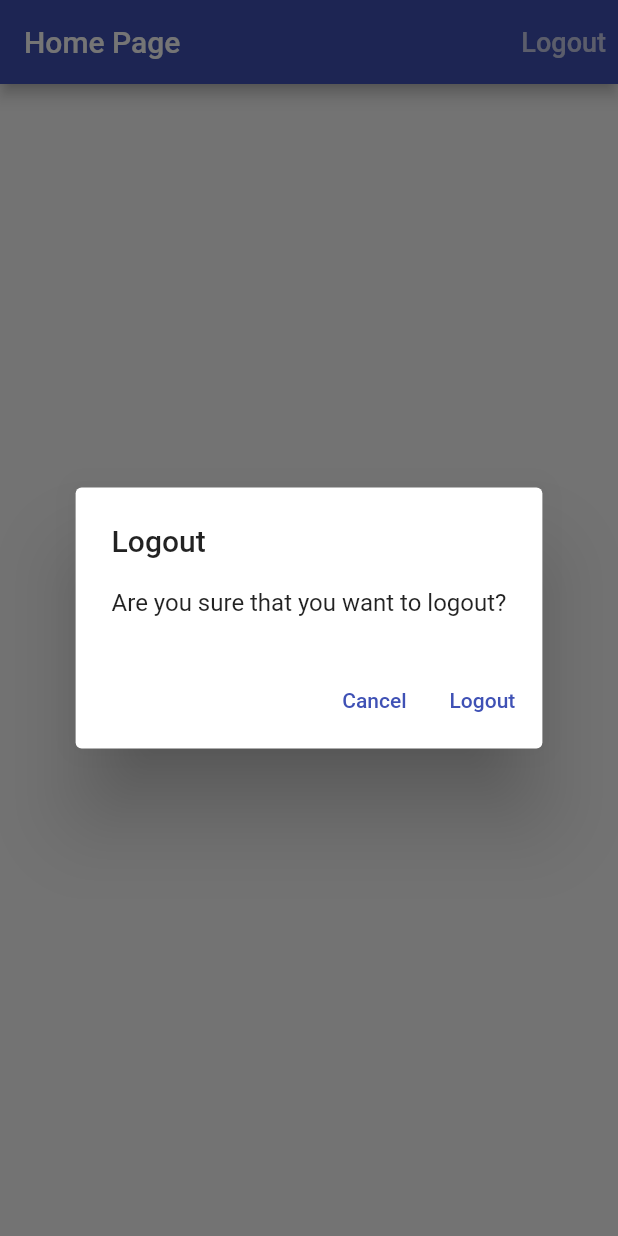
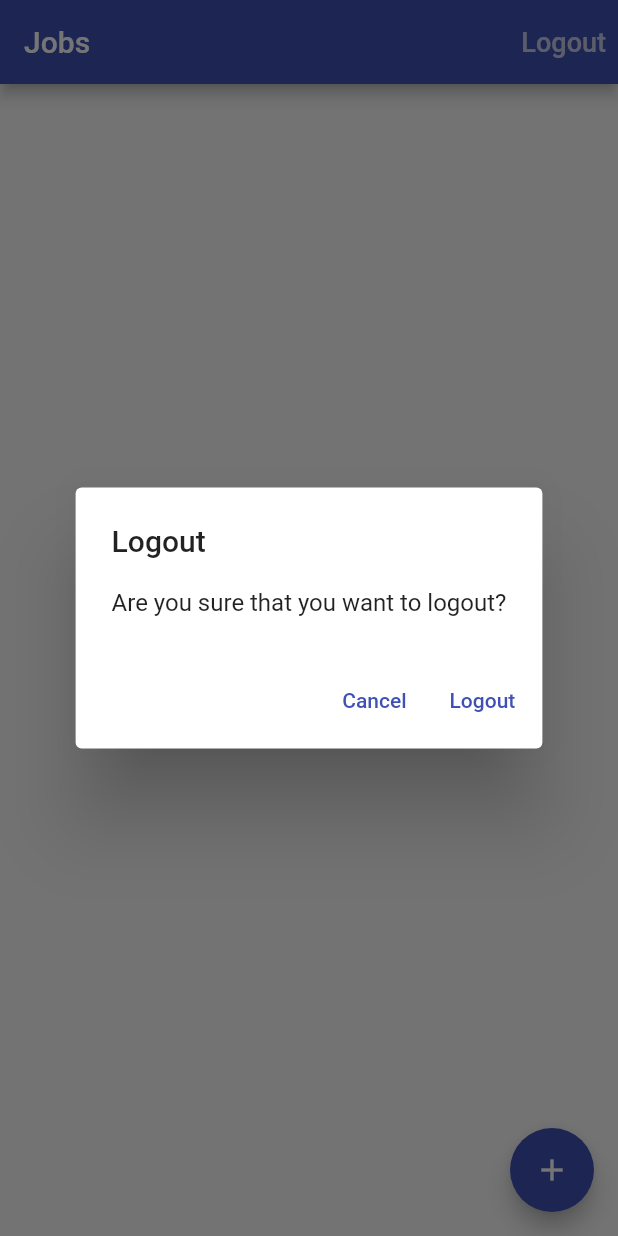
Before and after one commit to DQLok/Flutter_Demo, a Flutter app: the screen it shows once a user with an empty profile is signed in, after a tap on "Logout", on a phone screen of 412 x 824 dp. Run offline on Flutter 3.47's test engine with Material 2 defaults, Android fonts, the phone set to English and light mode, and no system bars; our stand-ins replace cloud_firestore, firebase_auth, firebase_core, google_sign_in; missing offline and left inert: flutter_facebook_auth; accounts and stored records are empty.

Commit message:
database and Cloud Firestore NoSQL

```diff
--- /dev/null
+++ b/lib/app/home/job_page.dart
@@ -0,0 +1,79 @@
+import 'package:cloud_firestore/cloud_firestore.dart';
+import 'package:flutter/material.dart';
+import 'package:provider/provider.dart';
+import 'package:time_tracker_flutter_course/app/home/model/job.dart';
+import 'package:time_tracker_flutter_course/common_widgets/show_alert_dialog.dart';
+import 'package:time_tracker_flutter_course/common_widgets/show_exception_dialog.dart';
+import 'package:time_tracker_flutter_course/services/auth.dart';
+import 'package:time_tracker_flutter_course/services/database.dart';
+
+class JobsPage extends StatelessWidget {
+
+  Future<void> _signOut(BuildContext context) async {
+    final auth = Provider.of<AuthBase>(context, listen: false);
+    try {
+      await auth.signOut();
+    } catch (e) {
+      print(e.toString());
+    }
+  }
+
+  Future<void> _confirmSignOut(BuildContext context) async {
+    final didRequestSignOut = await showAlertDialog(context,
+        title: 'Logout',
+        content: 'Are you sure that you want to logout?',
+        defaultActionText: 'Logout',
+        cancelActionText: 'Cancel');
+    if (didRequestSignOut == true) _signOut(context);
+  }
+
+  Future<void> _createJob(BuildContext context) async {
+    try {
+      final database = Provider.of<Database>(context, listen: false);
+      await database.createJob(Job(name: 'Blogging', ratePerHour: 10));
+    } on FirebaseException catch (e) {
+      showExceptionAlertDialog(context,
+          title: 'Operation failed', exception: e);
+    }
+  }
+
+  @override
+  Widget build(BuildContext context) {
+    return Scaffold(
+      appBar: AppBar(
+        title: Text('Jobs'),
+        actions: <Widget>[
+          TextButton(
+            child: Text(
+              'Logout',
+              style: TextStyle(fontSize: 18.0, color: Colors.white70),
+            ),
+            onPressed: () => _confirmSignOut(context),
+          ),
+        ],
+      ),
+      body: _buildContents(context),
+      floatingActionButton: FloatingActionButton(
+        child: Icon(Icons.add),
+        onPressed: () => _createJob(context),
+      ),
+    );
+  }
+
+  Widget _buildContents(BuildContext context) {
+    final database = Provider.of<Database>(context, listen: false);
+    return StreamBuilder<List<Job?>>(
+        stream: database.jobsStream(),
+        builder: (context, snapshot) {
+          if (snapshot.hasData) {
+            final jobs = snapshot.data;
+            final children = jobs!.map((job) => Text(job!.name)).toList();
+            return ListView(children: children,);
+          }
+          if (snapshot.hasError){
+            return Center(child: Text('Some error occurred'),);
+          }
+          return Center(child: CircularProgressIndicator(),);
+        });
+  }
+}
--- /dev/null
+++ b/lib/app/home/model/job.dart
@@ -0,0 +1,21 @@
+class Job{
+  Job({required this.name,required this.ratePerHour});
+  final String name;
+  final int ratePerHour;
+
+  factory Job.fromMap(Map<String,dynamic> data){
+    if (data ==null){
+      return null as Job;
+    }
+    final String name=data['name'];
+    final int ratePerHour =data['ratePerHour'];
+    return Job(name: name,ratePerHour: ratePerHour);
+  }
+
+  Map<String,dynamic> toMap(){
+    return {
+      'name':name,
+      'ratePerHour':ratePerHour,
+    };
+  }
+}
--- a/lib/app/homepage.dart
+++ /dev/null
@@ -1,39 +0,0 @@
-import 'package:flutter/material.dart';
-import 'package:provider/provider.dart';
-import 'package:time_tracker_flutter_course/common_widgets/show_alert_dialog.dart';
-import 'package:time_tracker_flutter_course/services/auth.dart';
-
-class HomePage extends StatelessWidget {
-
-  Future<void>  _signOut(BuildContext context) async{
-    final auth=Provider.of<AuthBase>(context,listen: false);
-    try{
-    await auth.signOut();
-    }catch(e){
-      print(e.toString());
-    }
-  }
-
-  Future<void> _confirmSignOut(BuildContext context) async{
-    final didRequestSignOut = await showAlertDialog(context, title: 'Logout', content: 'Are you sure that you want to logout?', defaultActionText: 'Logout',cancelActionText: 'Cancel');
-    if(didRequestSignOut==true) _signOut(context);
-  }
-
-  @override
-  Widget build(BuildContext context) {
-    return Scaffold(
-      appBar: AppBar(
-        title: Text('Home Page'),
-        actions: <Widget>[
-          TextButton(
-              child: Text(
-                'Logout',
-                style: TextStyle(fontSize: 18.0, color: Colors.white70),
-              ),
-              onPressed: ()=>_confirmSignOut(context),
-              ),
-        ],
-      ),
-    );
-  }
-}
--- a/lib/app/lading_page.dart
+++ b/lib/app/lading_page.dart
@@ -1,9 +1,10 @@
 import 'package:firebase_auth/firebase_auth.dart';
 import 'package:flutter/material.dart';
 import 'package:provider/provider.dart';
-import 'package:time_tracker_flutter_course/app/homepage.dart';
+import 'package:time_tracker_flutter_course/app/home/job_page.dart';
 import 'package:time_tracker_flutter_course/app/sign_in/sign_in_page.dart';
 import 'package:time_tracker_flutter_course/services/auth.dart';
+import 'package:time_tracker_flutter_course/services/database.dart';
 
 class LadingPage extends StatelessWidget {
 //   @override  //StatefullWidget
@@ -31,7 +32,7 @@ class LadingPage extends StatelessWidget {
 
   @override
   Widget build(BuildContext context) {
-    final auth=Provider.of<AuthBase>(context,listen: false);
+    final auth = Provider.of<AuthBase>(context, listen: false);
     return StreamBuilder<User?>(
         stream: auth.authStateChanges(),
         builder: (context, snapshot) {
@@ -40,10 +41,15 @@ class LadingPage extends StatelessWidget {
             if (user == null) {
               return SignInPage.create(context);
             }
-            return HomePage();
+            return Provider<Database>(
+              child: JobsPage(),
+              create: (_) => FirestoreDatabase(uid: user.uid),
+            );
           }
           return Scaffold(
-            body: Center(child: CircularProgressIndicator(),),
+            body: Center(
+              child: CircularProgressIndicator(),
+            ),
           );
         });
   }
--- /dev/null
+++ b/lib/services/api_path.dart
@@ -0,0 +1,4 @@
+class APIPath{
+  static String job(String uid,String jobId)=>'users/$uid/jobs/$jobId';
+  static String jobs(String uid)=>'users/$uid/jobs';
+}
--- /dev/null
+++ b/lib/services/database.dart
@@ -0,0 +1,31 @@
+import 'package:cloud_firestore/cloud_firestore.dart';
+import 'package:time_tracker_flutter_course/app/home/model/job.dart';
+import 'package:time_tracker_flutter_course/services/api_path.dart';
+import 'package:time_tracker_flutter_course/services/firestore_service.dart';
+
+abstract class Database {
+  Future<void> createJob(Job job);
+  Stream<List<Job?>> jobsStream();
+}
+
+class FirestoreDatabase implements Database {
+  FirestoreDatabase({required this.uid}) : assert(uid != null);
+  final String uid;
+
+  // Future<void> createJob(Job job) async{
+  //   final path=APIPath.job(uid, 'job_abc');
+  //   final documentReference=FirebaseFirestore.instance.doc(path);
+  //   await documentReference.set(job.toMap());
+  // }
+
+  final _service=FirestoreService.instance;
+
+  Future<void> createJob(Job job) => _service.setData(
+        path: APIPath.job(uid, 'job_abc'),
+        data: job.toMap(),
+      );
+
+  Stream<List<Job?>> jobsStream() => _service.collectionStream(path: APIPath.jobs(uid), builder: (data)=>Job.fromMap(data));
+
+
+}
--- /dev/null
+++ b/lib/services/firestore_service.dart
@@ -0,0 +1,19 @@
+import 'package:cloud_firestore/cloud_firestore.dart';
+
+class FirestoreService{
+  FirestoreService._();
+  static final instance=FirestoreService._();
+
+   Future<void> setData({String? path, Map<String, dynamic>? data}) async {
+    final reference = FirebaseFirestore.instance.doc(path!);
+    await reference.set(data!);
+  }
+
+  Stream<List<T>> collectionStream<T>({required String path,required T Function(Map<String,dynamic> data) builder}){
+    final reference = FirebaseFirestore.instance.collection(path);
+    final snapshots = reference.snapshots();
+    return snapshots.map((snapshot) => snapshot.docs.map(
+      (snapshot) => builder(snapshot.data())
+        ).toList());
+  }
+}
--- a/pubspec.yaml
+++ b/pubspec.yaml
@@ -29,6 +29,7 @@ dependencies:
   google_sign_in: 5.1.0
   flutter_facebook_auth: ^3.5.1
   provider: ^6.0.1
+  cloud_firestore: ^2.5.3
 
 
 dev_dependencies:
```
Also changed, not shown: pubspec.lock.
